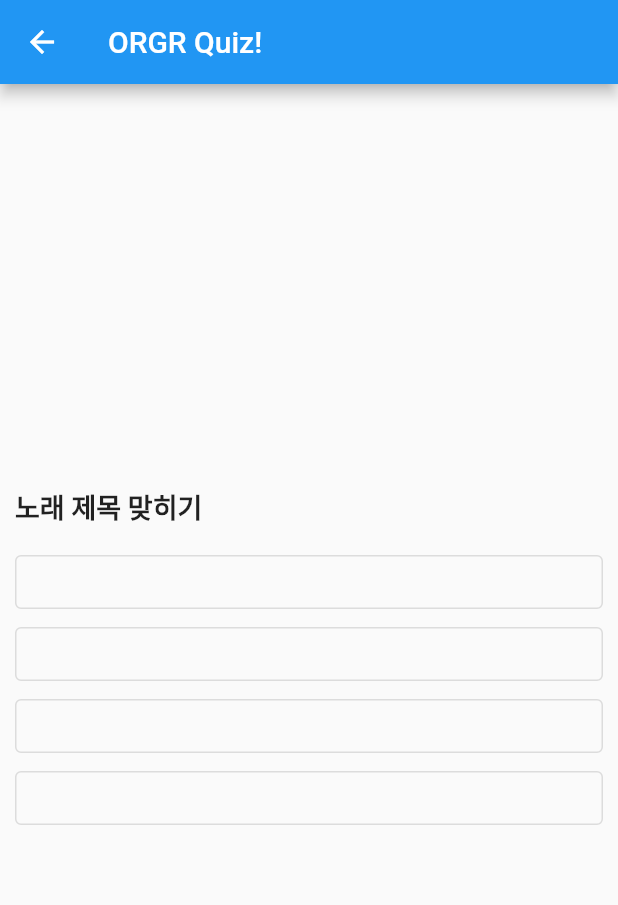
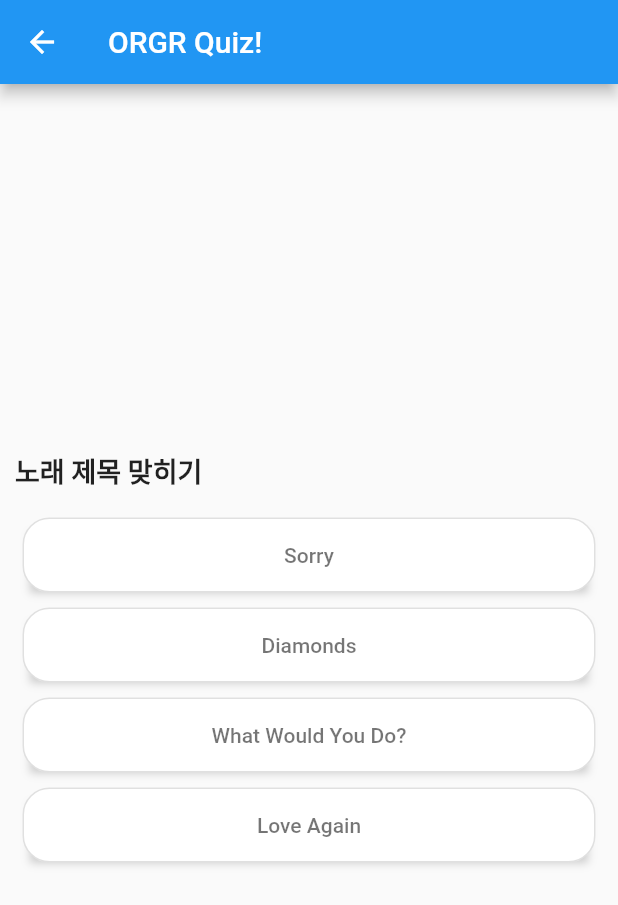
Before and after one commit to jeun-990806/orgr, a Flutter app: the QuizPage screen opened directly, on a phone screen of 412 x 824 dp. Shown: the top 905 px of the screen. Run offline on Flutter 3.47's test engine with Material 2 defaults, Android fonts, the phone set to English and light mode, and no system bars; our stand-ins replace just_audio; missing offline and left inert: dartssh2.

Commit message:
SSH 서버의 youtube-dl 스트림과 just_audio 연결

```diff
--- a/lib/classes/byteSources.dart
+++ b/lib/classes/byteSources.dart
@@ -1,19 +1,19 @@
-import 'dart:typed_data';
 import 'package:just_audio/just_audio.dart';
 
-class BytesSource extends StreamAudioSource {
-  final Uint8List _buffer;
+class StreamSource extends StreamAudioSource {
+  final Stream<List<int>> _audioStream;
+  int? _length;
 
-  BytesSource(this._buffer) : super(tag: '');
+  StreamSource(this._audioStream, [this._length]) : super(tag: '');
 
   @override
   Future<StreamAudioResponse> request([int? start, int? end]) async {
     return StreamAudioResponse(
-        sourceLength: _buffer.length,
-        contentLength: _buffer.length,
-        offset: start ?? 0,
-        stream: Stream.fromIterable([_buffer.sublist(start ?? 0, end)]),
-        contentType: 'audio/raw'
+      sourceLength: _length,
+      contentLength: _length,
+      offset: 0,
+      stream: this._audioStream,
+      contentType: 'audio/raw'
     );
   }
 }
--- a/lib/classes/music.dart
+++ b/lib/classes/music.dart
@@ -1,16 +1,60 @@
+import 'package:dartssh2/dartssh2.dart';
+import 'package:orgr/classes/sshClient.dart';
 import 'byteSources.dart';
 
 class Music {
-  String _title;
-  String _artist;
-  int _duration;
-  BytesSource _audioData;
+  String _title = '';
+  String _artist = '';
+  int _duration = 0;
+  String _url = '';
+  Future<SSHSession?>? _bytePipe;
+  StreamSource? _audioData;
 
-  Music(String title, String artist, int duration, BytesSource audioData)
-    : this._title = title,
-      this._artist = artist,
-      this._duration = duration,
-      this._audioData = audioData;
+  Music(String title, String artist, int duration, String url) {
+    _title = title;
+    _artist = artist;
+    _duration = duration;
+    _url = url;
+    _bytePipe = AudioRequest().request(url, duration, duration + 20);
+  }
+
+  void closeSession() async {
+    /* 현재 세션을 종료한다.
+     *
+     * last modified: 2022-07-13
+     */
+    await (await this._bytePipe)!.done;
+    (await this._bytePipe)!.close();
+  }
+
+  void resetSession() async {
+    /* 현재 세션이 열린 경우 종료하고, 새 새션을 실행한다.
+     * 비동기적으로 동작하며, 새 세션 실행 후 이전에 열렸던 세션을 종료한다.
+     *
+     * last modified: 2022-07-13
+     */
+    var prevPipe = this._bytePipe;
+    this._bytePipe = AudioRequest().request(this._url, this._duration, this._duration + 20);
+    if(prevPipe != null){
+      await (await Future.wait([prevPipe]))[0]!.done;
+      (await prevPipe)!.close();
+    }
+  }
+
+  Future<void> getStream() async {
+    /* 세션의 stdout 스트림으로부터 StreamSource 객체를 생성한다.
+     * (StreamSource 객체는 just_audio 라이브러리의 StreamAudioSource 클래스를 상속받아 작성한 것이다.)
+     *
+     * last modified: 2022-07-13
+     */
+    var pipe = await _bytePipe;
+
+    try {
+      _audioData = StreamSource(pipe!.stdout);
+    } catch (e) {
+      print(e);
+    }
+  }
 
   String getTitle(){
     return this._title;
@@ -24,7 +68,7 @@ class Music {
     return this._duration;
   }
 
-  BytesSource getAudioData(){
+  StreamSource? getAudioData(){
     return this._audioData;
   }
 }
--- a/lib/classes/question.dart
+++ b/lib/classes/question.dart
@@ -7,7 +7,6 @@ class Question {
   int _answerIndex = -1;
 
   Question(String answer, int length) {
-    print(answer);
     this._optionLength = length;
     this._createOptions(answer);
   }
--- /dev/null
+++ b/lib/classes/sshClient.dart
@@ -0,0 +1,57 @@
+import 'package:dartssh2/dartssh2.dart';
+import 'timeParser.dart';
+
+class AudioRequest {
+  static final AudioRequest _audioRequest = AudioRequest._internal();
+  static const String _SSH_HOST = '12.34.56.78';
+  static const int _SSH_PORT = 9999;
+  static const String _SSH_USERNAME = 'your_username';
+  static const String _SSH_PASSWORD = 'your_password';
+  SSHClient? client;
+
+  /* Singleton */
+  factory AudioRequest() {
+    return _audioRequest;
+  }
+  AudioRequest._internal();
+
+  Future<void> initSSHClient() async {
+    /* SSHClient 객체를 생성한다.
+     *
+     * last modified: 2022-07-13
+     */
+    if(client == null) {
+      try {
+        client = SSHClient(
+          await SSHSocket.connect(_SSH_HOST, _SSH_PORT),
+          username: _SSH_USERNAME,
+          onPasswordRequest: () => _SSH_PASSWORD,
+        );
+      } catch (e) {
+        print('AudioRequest.initSSHClient(): SSH connection error.');
+        print(e);
+      }
+    }
+    return;
+  }
+
+  Future<SSHSession?> request(String url, int start, int end) async {
+    /* 유튜브 URL, 시작 시간(초 단위), 종료 시간(초 단위)를 받아와, youtube-dl을 실행하는 SSHSession 객체를 생성히여 반환한다.
+     *
+     * last modified: 2022-07-13
+     */
+
+    String command = 'youtube-dl --external-downloader ffmpeg --external-downloader-args "-ss ${TimeParser.fromSeconds(start)}.00 -to ${TimeParser.fromSeconds(end)}.00" -o - -f 251 $url';
+    try {
+      return this.client!.execute(command);
+    } catch(e) {
+      print('AudioRequest.request(): cannot execute command.');
+      print(e);
+    }
+    return null;
+  }
+
+  void disconnect(){
+    this.client!.close();
+  }
+}
--- /dev/null
+++ b/lib/classes/timeParser.dart
@@ -0,0 +1,25 @@
+class TimeParser {
+
+  static String formatter(int value) {
+    /* 숫자를 두 자리 포맷에 맞추어 String 타입으로 반환한다.
+     * e.g.) 1 -> '01', 13 -> '13'
+     *
+     * last modified: 2022-07-13
+     */
+    if(value < 10) return '0$value';
+    else return '$value';
+  }
+
+  static String fromSeconds(int seconds) {
+    /* 초를 받아와 HH:MM:SS 포맷에 맞추어 String 타입으로 반환한다.
+     * e.g.) 3941 -> 01:05:41
+     *
+     * last modified: 2022-07-13
+     */
+    int hour = (seconds / 3600).floor();
+    int minute = ((seconds - hour * 3600) / 60).floor();
+    int second = seconds - hour * 3600 - minute * 60;
+
+    return '${formatter(hour)}:${formatter(minute)}:${formatter(second)}';
+  }
+}
--- a/lib/main.dart
+++ b/lib/main.dart
@@ -1,4 +1,5 @@
 import 'package:flutter/material.dart';
+import 'classes/sshClient.dart';
 import 'screens/quizIntroPage.dart';
 
 void main() {
--- a/lib/samples/metadata.dart
+++ b/lib/samples/metadata.dart
@@ -1,4 +1,3 @@
 const MUSICS = {
-  'sakanaction': ['Music', '忘れられないの', 'Friendly', 'Shock!', 'Identity', '月の椀', '1000 & 0', 'Plateau', ' 新宝島', 'Moth'],
-  'Tempalay': ['SONIC WAVE', '革命前夜', 'どうしよう', 'そなちね', 'Q', '憑依さん', '新世代', '美しい', 'LAST DANCE']
+  '': ['Everything But You', 'Don\'t Look Down (feat. Usher)', 'What Would You Do?', 'Like That', 'Beautiful Now', 'Love Again', 'I Wanna Feel', 'Black Magic', 'Like I Do', 'Sorry', 'Broken Arrow', 'The Nights'],
 };
--- a/lib/screens/quizPage.dart
+++ b/lib/screens/quizPage.dart
@@ -2,15 +2,13 @@ import 'dart:async';
 
 import 'package:flutter/material.dart';
 import 'package:just_audio/just_audio.dart';
-import 'package:flutter/services.dart';
 
 import 'quizEndPage.dart';
 
-import '../classes/byteSources.dart';
 import '../classes/music.dart';
 import '../classes/question.dart';
+import '../classes/sshClient.dart';
 
-import 'dart:math';
 
 class QuizPage extends StatefulWidget {
   QuizPage({required this.title}) : super();
@@ -23,7 +21,6 @@ class QuizPage extends StatefulWidget {
 
 class _QuizPageState extends State<QuizPage> {
   final _player = AudioPlayer();
-  final _random = Random();
 
   List<Music> _audioData = [];
   int _currentAudioIndex = 0;
@@ -39,14 +36,28 @@ class _QuizPageState extends State<QuizPage> {
   }
 
   Future<void> _setAudioData() async {
+    await AudioRequest().initSSHClient();
     try {
+      /* EDM Hits Playlist */
       _audioData = [
-        new Music('美しい', 'Tempalay', 280, BytesSource(await rootBundle.load('assets/media/01.mp3').then((value) => value.buffer.asUint8List()))),
-        new Music('SONIC WAVE', 'Tempalay', 280, BytesSource(await rootBundle.load('assets/media/02.m4a').then((value) => value.buffer.asUint8List()))),
-        new Music('新世代', 'Tempalay', 210, BytesSource(await rootBundle.load('assets/media/03.webm').then((value) => value.buffer.asUint8List()))),
-        new Music('LAST DANCE', 'Tempalay', 189, BytesSource(await rootBundle.load('assets/media/04.webm').then((value) => value.buffer.asUint8List()))),
+        new Music('Diamonds', 'Timmy Trumpet', 20, 'https://www.youtube.com/watch?v=vLadkYLi8YE'),
+        new Music('Pure Grinding', 'Avicii', 30, 'https://www.youtube.com/watch?v=a8UJHVd10Jw'),
+        new Music('City Lights', 'Avicii', 11, 'https://www.youtube.com/watch?v=R43PCsV92R4'),
+        new Music('Follow', 'Martin Garrix & Zedd', 34, 'https://www.youtube.com/watch?v=SpIgOm5vFkE'),
+        new Music('Find You', 'Martin Garrix & Justin Mylo', 55, 'https://www.youtube.com/watch?v=gtzssOjihIU'),
+        new Music('My Feelings For You', 'Avicii', 12, 'https://www.youtube.com/watch?v=F4v3ltB7jxs'),
+        new Music('The Drop', 'David Guetta & Dimitri Vegas', 34, 'https://www.youtube.com/watch?v=NvPm_7WeuVQ'),
+        new Music('Hot In It', 'Tiësto, Charli XCX', 22, 'https://www.youtube.com/watch?v=TBDGLLgLZqI'),
+        new Music('These Nights', 'Loud Luxury', 54, 'https://www.youtube.com/watch?v=Uhz6fXjc9IQ'),
       ];
       _audioData.shuffle();
+      /* Asynchronous Execution */
+      _audioData.map((e) => {e.getStream()});
+      /* Music.getStream()은 "비동기적으로" SSH 서버에 연결하여 새 세션을 만들고, 세션의 stdout 스트림을 자신의 _audioData 객체에 저장한다.
+       * 게임이 시작하기 전 출제될 모든 Music 객체가 비동기적으로 세션을 생성하고 스트림을 저장하면 순차적으로 수행할 때보다 로딩을 줄일 수 있을 것이다.
+       * (사용자가 퀴즈를 푸는 시간을 로딩에 활용할 수 있으므로)
+       */
+
       setState(() { _setAnswers(); });
       _play();
     } catch (e) {
@@ -64,8 +75,19 @@ class _QuizPageState extends State<QuizPage> {
 
   Future<void> _play() async {
     _player.stop();
-    await _player.setAudioSource(_audioData[_currentAudioIndex].getAudioData());
-    await _player.seek(Duration(seconds: 15 + _random.nextInt(30)));
+    try {
+      await _audioData[_currentAudioIndex].getStream();
+      await _player.setAudioSource(
+          _audioData[_currentAudioIndex].getAudioData()!);
+    } catch(e) {
+      /* 원인 불명 에러로 인해, 가끔 재생이 안 될 때가 있다.
+       * 그럴 때 재시도를 수행하면 정상적으로 재생이 된다.
+       */
+      _audioData[_currentAudioIndex].resetSession();
+      await _audioData[_currentAudioIndex].getStream();
+      await _player.setAudioSource(
+          _audioData[_currentAudioIndex].getAudioData()!);
+    }
     _player.play();
   }
 
@@ -82,7 +104,9 @@ class _QuizPageState extends State<QuizPage> {
 
   @override
   void dispose(){
-    //this._player.stop();
+    this._player.dispose();
+    this._audioData.map((e) => {e.closeSession()});
+    /* 종료 시 생성된 모든 세션을 종료한다. */
     super.dispose();
   }
 
@@ -119,6 +143,39 @@ class _QuizPageState extends State<QuizPage> {
     );
   }
 
+  Container customButton({onPressed, text}){
+    return Container(
+      width: double.infinity,
+      height: 50,
+      margin: EdgeInsets.all(5),
+      decoration: BoxDecoration(
+        boxShadow: [
+          BoxShadow(
+            color: Colors.grey.withOpacity(0.5),
+            spreadRadius: -5,
+            blurRadius: 4,
+            offset: Offset(0, 5),)
+        ],
+      ),
+      child: OutlinedButton(
+        style: OutlinedButton.styleFrom(
+            side: BorderSide(color: Colors.black12),
+            backgroundColor: Colors.white,
+            shape: RoundedRectangleBorder(
+              borderRadius: BorderRadius.circular(18.0),
+            )
+        ),
+        onPressed: onPressed,
+        child: Text(
+          text,
+          style: TextStyle(
+              color: Colors.black54
+          ),
+        ),
+      ),
+    );
+  }
+
   @override
   Widget build(BuildContext context) {
     return Scaffold(
@@ -143,26 +200,22 @@ class _QuizPageState extends State<QuizPage> {
                     ),
                   ),
                   for(var k=0; k<this._answers.length; k++)
-                    SizedBox(
-                      width: double.infinity,
-                      child:
-                        OutlinedButton(
+                    customButton(
+                        text: this._answers[k],
                         onPressed: () {
                           var result = _checkAnswer(this._answers[k]);
                           var overlay = _makeOverlayEntry(result);
                           Overlay.of(context)!.insert(overlay);
                           Timer(Duration(seconds: 3), () {
                             overlay.remove();
-                              if(this._currentAudioIndex == this._answers.length - 1){
+                            if(this._currentAudioIndex == this._audioData.length - 1){
                               Navigator.of(context).pop();
                               Navigator.of(context).push(MaterialPageRoute(builder: (context) => QuizEndPage(result: score)));
                             }else {
                               _next();
                             }
                           });
-                          },
-                          child: Text(this._answers[k]),
-                        ),
+                        }
                     )
                 ]
             )
--- a/pubspec.yaml
+++ b/pubspec.yaml
@@ -18,7 +18,7 @@ publish_to: 'none' # Remove this line if you wish to publish to pub.dev
 version: 1.0.0+1
 
 environment:
-  sdk: ">=2.12.0 <3.0.0"
+  sdk: ">=2.13.0 <3.0.0"
 
 dependencies:
   flutter:
@@ -31,7 +31,7 @@ dependencies:
   # For Audio Streaming
   just_audio: ^0.9.20
   path_provider: ^2.0.4
-
+  dartssh2: ^2.7.1
 
 dev_dependencies:
   flutter_test:
```
Also changed, not shown: lib/screens/quizIntroPage.dart (+7 -0 lines), pubspec.lock, 1 other file. Lines whose indentation alone changed are shown as unchanged.
